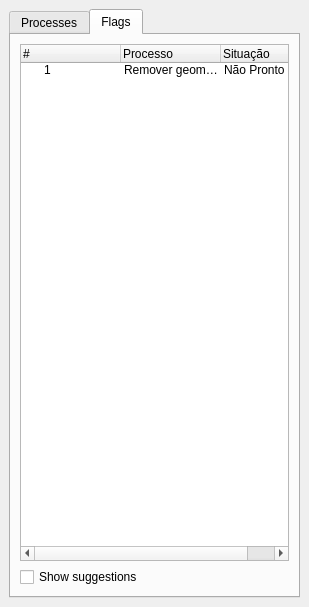
First picture: the form in ValidationTools/validation_toolbox.ui, repository dsgoficial/DsgTools, before the edit.
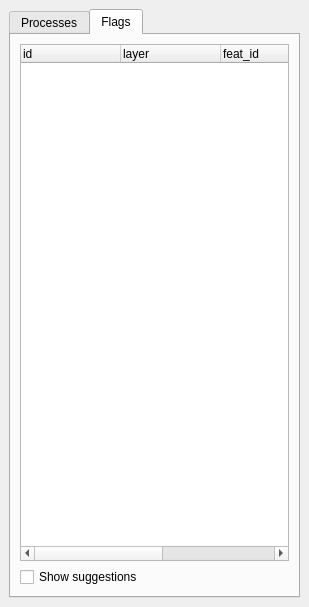
Second picture: the form after the edit. The open tabs and pages were chosen to show the change.

Diff of the .ui file:
```diff
--- a/ValidationTools/validation_toolbox.ui
+++ b/ValidationTools/validation_toolbox.ui
@@ -114,37 +114,36 @@
            </size>
           </property>
           <attribute name="headerMinimumSectionSize">
-           <number>5</number>
+           <number>1</number>
           </attribute>
           <attribute name="headerStretchLastSection">
            <bool>false</bool>
           </attribute>
           <column>
            <property name="text">
-            <string>#</string>
+            <string>id</string>
            </property>
           </column>
           <column>
            <property name="text">
-            <string>Processo</string>
+            <string>layer</string>
            </property>
           </column>
           <column>
            <property name="text">
-            <string>Situação</string>
+            <string>feat_id</string>
            </property>
           </column>
-          <item>
+          <column>
            <property name="text">
-            <string>1</string>
+            <string>reason</string>
            </property>
+          </column>
+          <column>
            <property name="text">
-            <string>Remover geometrias inválidas</string>
+            <string>user_fixed</string>
            </property>
-           <property name="text">
-            <string>Não Pronto</string>
-           </property>
-          </item>
+          </column>
          </widget>
         </item>
         <item row="1" column="0">
```
Left out of the diff: 15 changed lines with no effect on the pictures.
